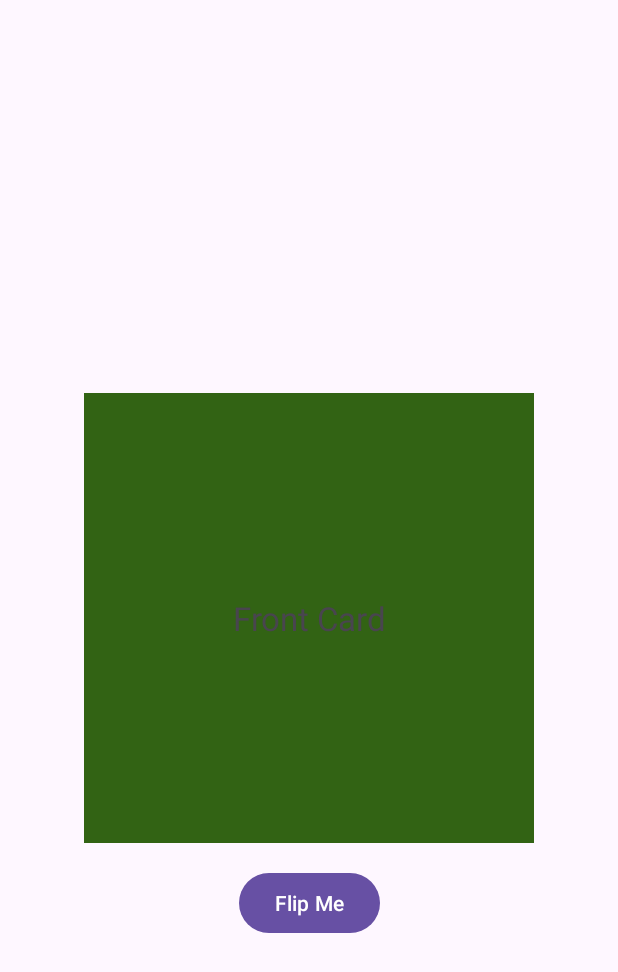
After one commit to EmmanuelGiron/DSM-Proyecto-Final, an Android app: the layout activity_flipcard.xml on its own in the app's theme, with its tools: preview values and no code run, on a phone screen of 412 x 824 dp. The commit adds this screen. Shown: the top 972 px of the screen. Run offline under Robolectric (Android 15) with nearby library versions, the phone set to English and light mode, and no system bars.

Commit message:
Flip card funcionando

```diff
--- /dev/null
+++ b/app/src/main/res/layout/activity_flipcard.xml
@@ -0,0 +1,55 @@
+<?xml version="1.0" encoding="utf-8"?>
+<androidx.constraintlayout.widget.ConstraintLayout
+    xmlns:android="http://schemas.android.com/apk/res/android"
+    xmlns:app="http://schemas.android.com/apk/res-auto"
+    xmlns:tools="http://schemas.android.com/tools"
+    android:layout_width="match_parent"
+    android:layout_height="match_parent"
+    tools:context=".MainActivity">
+
+    <!--Add a textView for front part of the card-->
+    <TextView
+        android:id="@+id/card_back"
+        android:layout_width="300dp"
+        android:layout_height="300dp"
+        android:textAlignment="center"
+        android:gravity="center"
+        android:text="Back Card"
+        android:textSize="22sp"
+        android:background="#BF3030"
+        app:layout_constraintBottom_toBottomOf="parent"
+        app:layout_constraintLeft_toLeftOf="parent"
+        app:layout_constraintRight_toRightOf="parent"
+        app:layout_constraintTop_toTopOf="parent" />
+
+    <!--Add a textview for back part of the card-->
+    <TextView
+        android:id="@+id/card_front"
+        android:layout_width="300dp"
+        android:layout_height="300dp"
+        android:textAlignment="center"
+        android:gravity="center"
+        android:text="Front Card"
+        android:textSize="22sp"
+        android:background="#326314"
+        app:layout_constraintBottom_toBottomOf="parent"
+        app:layout_constraintLeft_toLeftOf="parent"
+        app:layout_constraintRight_toRightOf="parent"
+        app:layout_constraintTop_toTopOf="parent" />
+
+    <!--Add a Button that will apply flip on the card-->
+    <Button
+        android:id="@+id/flip_btn"
+        android:layout_width="wrap_content"
+        android:layout_height="wrap_content"
+        android:text="Flip Me"
+        tools:ignore="MissingConstraints"
+        android:layout_marginTop="380dp"
+        tools:layout_editor_absoluteX="142dp"
+        tools:layout_editor_absoluteY="559dp"
+        app:layout_constraintBottom_toBottomOf="parent"
+        app:layout_constraintLeft_toLeftOf="parent"
+        app:layout_constraintRight_toRightOf="parent"
+        app:layout_constraintTop_toTopOf="parent"/>
+
+</androidx.constraintlayout.widget.ConstraintLayout>
--- a/app/src/main/res/values/strings.xml
+++ b/app/src/main/res/values/strings.xml
@@ -36,5 +36,4 @@
     <string name="here">Entre aqui</string>
 
 
-
 </resources>
```
Also changed, not shown: app/src/main/AndroidManifest.xml (+36 -28 lines), app/src/main/java/com/example/dsmproyectocatedraac180847mm200149mh192214gc180313/Administrador/flipcard.kt (added, +60 -0 lines), app/src/main/res/animator/back_animator.xml (added, +25 -0 lines), app/src/main/res/animator/front_animator.xml (added, +16 -0 lines).
